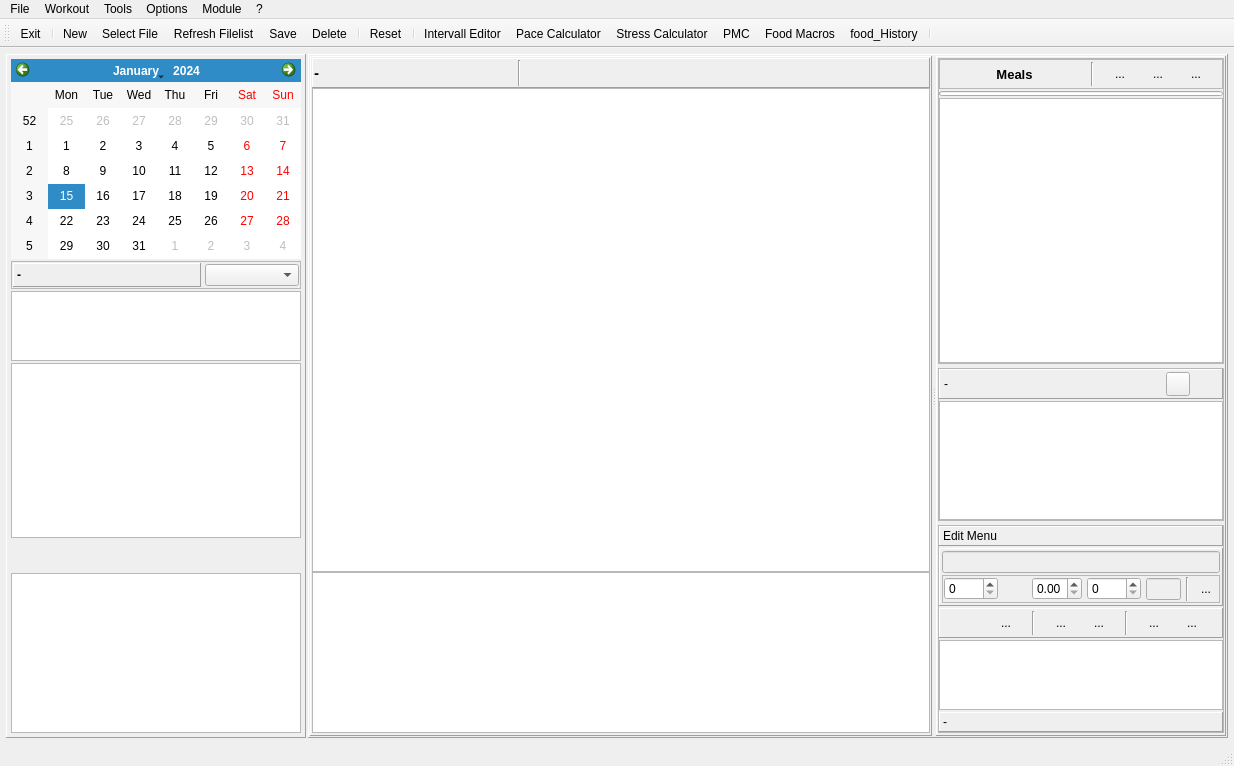
First picture: the form in mainwindow.ui, repository Tria-Andy/WorkoutEditor, before the edit.
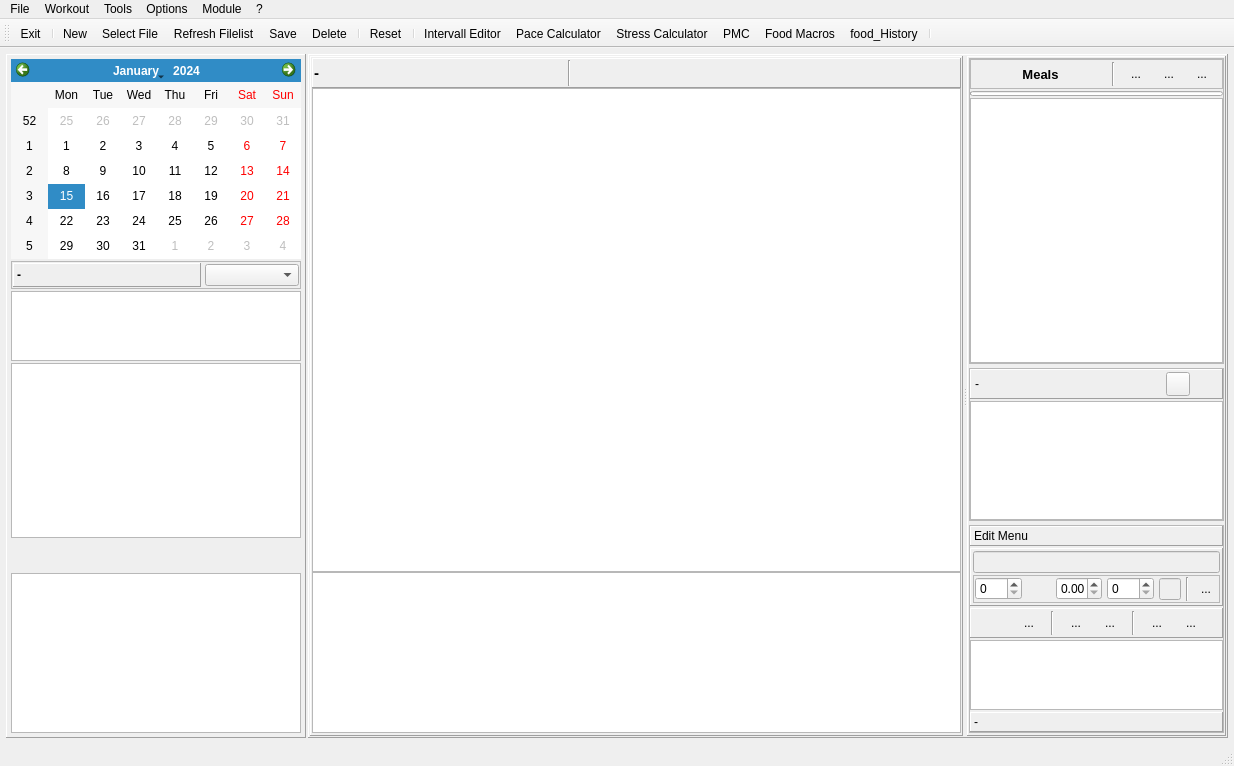
Second picture: the form after the edit. The open tabs and pages were chosen to show the change. Icons and pictures are not drawn. Custom widgets are drawn as their Qt base class.

```diff
--- a/mainwindow.ui
+++ b/mainwindow.ui
@@ -2040,7 +2040,7 @@
                    <widget class="QLabel" name="label_foodWeek">
                     <property name="minimumSize">
                      <size>
-                      <width>200</width>
+                      <width>250</width>
                       <height>26</height>
                      </size>
                     </property>
@@ -2110,7 +2110,7 @@
                 </widget>
                </item>
                <item>
-                <widget class="QTableView" name="tableView_daySummery">
+                <widget class="QTableWidget" name="tableWidget_daySum">
                  <property name="sizePolicy">
                   <sizepolicy hsizetype="Expanding" vsizetype="Expanding">
                    <horstretch>0</horstretch>
```
Left out of the diff: 14 changed lines with no effect on the pictures.
